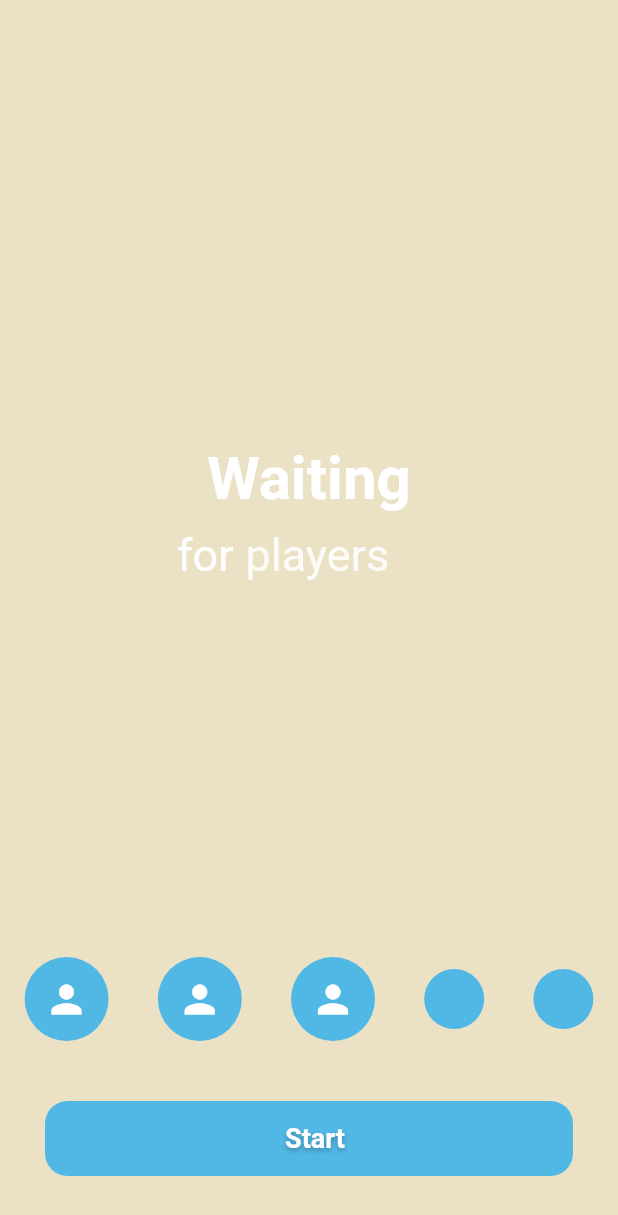
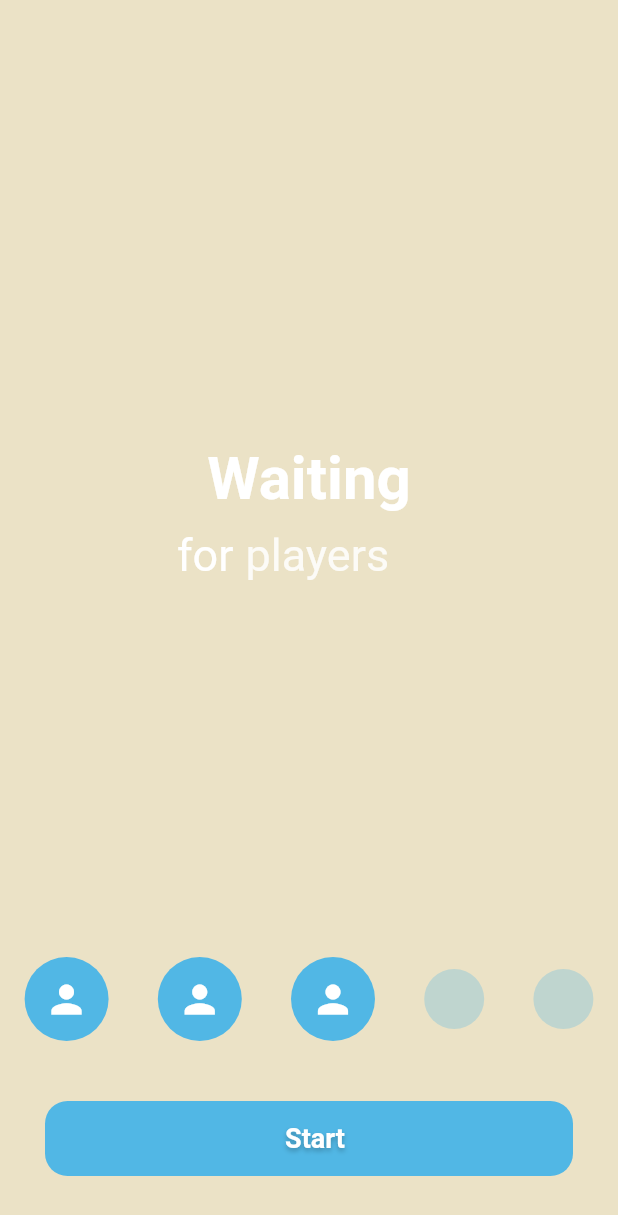
Before and after one commit to KHgamal/Letter-Quest, a Flutter app: the WaitingScreen screen opened directly, on a phone screen of 412 x 824 dp. Shown: the top 1215 px of the screen. Run offline on Flutter 3.47's test engine with Material 3 defaults, Android fonts, the phone set to English and light mode, and no system bars; our stand-ins replace flutter_fortune_wheel, google_fonts, lottie.

Commit message:
change color for waited player

```diff
--- a/lib/waiting_room/widgets/players_joined.dart
+++ b/lib/waiting_room/widgets/players_joined.dart
@@ -16,10 +16,10 @@ class PlayersJoined extends StatelessWidget {
        ProfilePhoto(),
        ProfilePhoto(),
         CircleAvatar(
-          backgroundColor: Color(0xFF51B7E5),
+          backgroundColor: Color.fromARGB(73, 81, 182, 229),
         ),
         CircleAvatar(
-          backgroundColor: Color(0xFF51B7E5),
+          backgroundColor: Color.fromARGB(73, 81, 182, 229),
         )
       ],
     );
```
